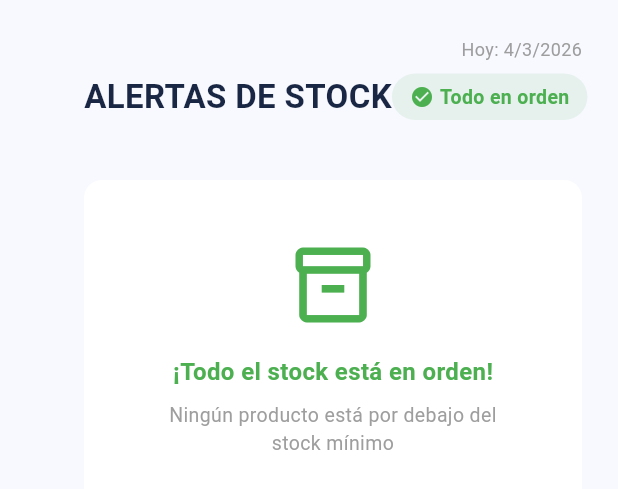
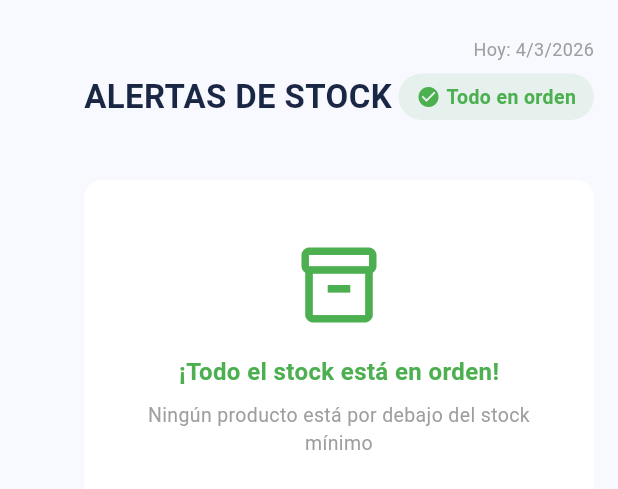
Before and after one commit to dannydiazrm-prog/facturador, a Flutter app: the AlertasStockScreen widget shown alone on an empty page, opened directly, on a phone screen of 412 x 824 dp. Shown: the top 489 px of the screen. Run offline on Flutter 3.47's test engine with Material 3 defaults, Android fonts, the light colour scheme and no system bars; our stand-ins replace cloud_firestore, firebase_auth, firebase_core, fl_chart, pdf, printing; accounts and stored records are empty.

Commit message:
responsive dashboard y padding

```diff
--- a/lib/screens/ajustes_screen.dart
+++ b/lib/screens/ajustes_screen.dart
@@ -1,3 +1,4 @@
+import '../widgets/responsive.dart';
 import "../widgets/page_header.dart";
 import 'package:flutter/material.dart';
 import 'package:flutter/services.dart';
@@ -162,7 +163,7 @@ class _AjustesScreenState extends State<AjustesScreen> {
     }
 
     return SingleChildScrollView(
-      padding: const EdgeInsets.fromLTRB(56, 24, 24, 24),
+      padding: const Responsive.pagePadding(context),
       child: Form(
         key: _formKey,
         child: Column(
--- a/lib/screens/alertas_stock_screen.dart
+++ b/lib/screens/alertas_stock_screen.dart
@@ -1,3 +1,4 @@
+import '../widgets/responsive.dart';
 import "../widgets/page_header.dart";
 import 'package:flutter/material.dart';
 import '../models/producto.dart';
@@ -28,7 +29,7 @@ class AlertasStockScreen extends StatelessWidget {
         alertas.sort((a, b) => a.stock.compareTo(b.stock));
 
         return SingleChildScrollView(
-          padding: const EdgeInsets.fromLTRB(56, 24, 24, 24),
+          padding: const Responsive.pagePadding(context),
           child: Column(
             crossAxisAlignment: CrossAxisAlignment.start,
             children: [
--- a/lib/screens/caja_screen.dart
+++ b/lib/screens/caja_screen.dart
@@ -1,3 +1,4 @@
+import '../widgets/responsive.dart';
 import "../widgets/page_header.dart";
 import 'package:flutter/material.dart';
 import 'package:cloud_firestore/cloud_firestore.dart';
@@ -51,7 +52,7 @@ class CajaScreen extends StatelessWidget {
         }
 
         return SingleChildScrollView(
-          padding: const EdgeInsets.fromLTRB(56, 24, 24, 24),
+          padding: const Responsive.pagePadding(context),
           child: Column(
             crossAxisAlignment: CrossAxisAlignment.start,
             children: [
--- a/lib/screens/cliente.dart
+++ b/lib/screens/cliente.dart
@@ -1,3 +1,4 @@
+import '../widgets/responsive.dart';
 class Cliente {
   String id;
   String nombre;
--- a/lib/screens/cliente_form.dart
+++ b/lib/screens/cliente_form.dart
@@ -1,3 +1,4 @@
+import '../widgets/responsive.dart';
 import 'package:flutter/material.dart';
 import 'package:flutter/services.dart';
 import '../models/cliente.dart';
--- a/lib/screens/clientes_screen.dart
+++ b/lib/screens/clientes_screen.dart
@@ -1,3 +1,4 @@
+import '../widgets/responsive.dart';
 import "../widgets/page_header.dart";
 import 'package:flutter/material.dart';
 import '../models/cliente.dart';
@@ -194,7 +195,7 @@ class _ClientesScreenState extends State<ClientesScreen> {
   @override
   Widget build(BuildContext context) {
     return SingleChildScrollView(
-      padding: const EdgeInsets.fromLTRB(56, 24, 24, 24),
+      padding: const Responsive.pagePadding(context),
       child: Column(
         crossAxisAlignment: CrossAxisAlignment.start,
         children: [
--- a/lib/screens/finanzas_screen.dart
+++ b/lib/screens/finanzas_screen.dart
@@ -1,3 +1,4 @@
+import '../widgets/responsive.dart';
 import "../widgets/page_header.dart";
 import 'package:flutter/material.dart';
 import 'package:flutter/services.dart';
@@ -441,7 +442,7 @@ class _FinanzasScreenState extends State<FinanzasScreen> {
                     'Jul', 'Ago', 'Sep', 'Oct', 'Nov', 'Dic'];
 
                 return SingleChildScrollView(
-                  padding: const EdgeInsets.fromLTRB(56, 24, 24, 24),
+                  padding: const Responsive.pagePadding(context),
                   child: Column(
                     crossAxisAlignment: CrossAxisAlignment.start,
                     children: [
--- a/lib/screens/historial_ventas.dart
+++ b/lib/screens/historial_ventas.dart
@@ -1,3 +1,4 @@
+import '../widgets/responsive.dart';
 import "package:firebase_auth/firebase_auth.dart";
 import 'package:flutter/material.dart';
 import 'package:cloud_firestore/cloud_firestore.dart';
@@ -57,7 +58,7 @@ class _HistorialVentasScreenState extends State<HistorialVentasScreen> {
   @override
   Widget build(BuildContext context) {
     return SingleChildScrollView(
-      padding: const EdgeInsets.fromLTRB(56, 24, 24, 24),
+      padding: const Responsive.pagePadding(context),
       child: Column(
         crossAxisAlignment: CrossAxisAlignment.start,
         children: [
--- a/lib/screens/login_screen.dart
+++ b/lib/screens/login_screen.dart
@@ -1,3 +1,4 @@
+import '../widgets/responsive.dart';
 import 'package:flutter/material.dart';
 import 'package:firebase_auth/firebase_auth.dart';
 
--- a/lib/screens/nueva_venta.dart
+++ b/lib/screens/nueva_venta.dart
@@ -1,3 +1,4 @@
+import '../widgets/responsive.dart';
 import "../widgets/page_header.dart";
 import 'package:flutter/material.dart';
 import 'package:flutter/services.dart';
@@ -240,7 +241,7 @@ class _NuevaVentaScreenState extends State<NuevaVentaScreen> {
     final esMostrador = _clienteSeleccionado.rucCi == '1';
 
     return SingleChildScrollView(
-      padding: const EdgeInsets.fromLTRB(56, 24, 24, 24),
+      padding: const Responsive.pagePadding(context),
       child: Column(
         crossAxisAlignment: CrossAxisAlignment.start,
         children: [
--- a/lib/screens/pedidos_screen.dart
+++ b/lib/screens/pedidos_screen.dart
@@ -1,3 +1,4 @@
+import '../widgets/responsive.dart';
 import 'package:flutter/material.dart';
 import 'package:cloud_firestore/cloud_firestore.dart';
 import '../models/pedido.dart';
@@ -415,7 +416,7 @@ class _PedidosScreenState extends State<PedidosScreen> {
   @override
   Widget build(BuildContext context) {
     return SingleChildScrollView(
-      padding: const EdgeInsets.fromLTRB(56, 24, 24, 24),
+      padding: const Responsive.pagePadding(context),
       child: Column(
         crossAxisAlignment: CrossAxisAlignment.start,
         children: [
--- a/lib/screens/producto_form.dart
+++ b/lib/screens/producto_form.dart
@@ -1,3 +1,4 @@
+import '../widgets/responsive.dart';
 import 'package:flutter/material.dart';
 import 'package:flutter/services.dart';
 import '../models/producto.dart';
--- a/lib/screens/productos_screen.dart
+++ b/lib/screens/productos_screen.dart
@@ -1,3 +1,4 @@
+import '../widgets/responsive.dart';
 import "../widgets/page_header.dart";
 import 'package:flutter/material.dart';
 import '../models/producto.dart';
@@ -222,7 +223,7 @@ class _ProductosScreenState extends State<ProductosScreen> {
   @override
   Widget build(BuildContext context) {
     return SingleChildScrollView(
-      padding: const EdgeInsets.fromLTRB(56, 24, 24, 24),
+      padding: const Responsive.pagePadding(context),
       child: Column(
         crossAxisAlignment: CrossAxisAlignment.start,
         children: [
--- a/lib/screens/reporte_inventario_screen.dart
+++ b/lib/screens/reporte_inventario_screen.dart
@@ -1,3 +1,4 @@
+import '../widgets/responsive.dart';
 import "../widgets/page_header.dart";
 import 'package:flutter/material.dart';
 import 'package:pdf/pdf.dart';
@@ -415,7 +416,7 @@ class _ReporteInventarioScreenState extends State<ReporteInventarioScreen> {
         final sinMovimiento = todos.where((p) => !p.esServicio).length;
 
         return SingleChildScrollView(
-          padding: const EdgeInsets.fromLTRB(56, 24, 24, 24),
+          padding: const Responsive.pagePadding(context),
           child: Column(
             crossAxisAlignment: CrossAxisAlignment.start,
             children: [
--- a/lib/screens/reporte_ventas_screen.dart
+++ b/lib/screens/reporte_ventas_screen.dart
@@ -1,3 +1,4 @@
+import '../widgets/responsive.dart';
 import "../widgets/page_header.dart";
 import 'package:flutter/material.dart';
 import 'package:cloud_firestore/cloud_firestore.dart';
@@ -104,7 +105,7 @@ class _ReporteVentasScreenState extends State<ReporteVentasScreen> {
   @override
   Widget build(BuildContext context) {
     return SingleChildScrollView(
-      padding: const EdgeInsets.fromLTRB(56, 24, 24, 24),
+      padding: const Responsive.pagePadding(context),
       child: Column(
         crossAxisAlignment: CrossAxisAlignment.start,
         children: [
--- /dev/null
+++ b/lib/widgets/responsive.dart
@@ -0,0 +1,13 @@
+import 'package:flutter/material.dart';
+
+class Responsive {
+  static bool isMobile(BuildContext context) =>
+      MediaQuery.of(context).size.width < 700;
+
+  static EdgeInsets pagePadding(BuildContext context) {
+    if (isMobile(context)) {
+      return const EdgeInsets.fromLTRB(56, 24, 16, 24);
+    }
+    return const EdgeInsets.fromLTRB(32, 24, 32, 24);
+  }
+}
```
Also changed, not shown: lib/main.dart (+45 -27 lines).
